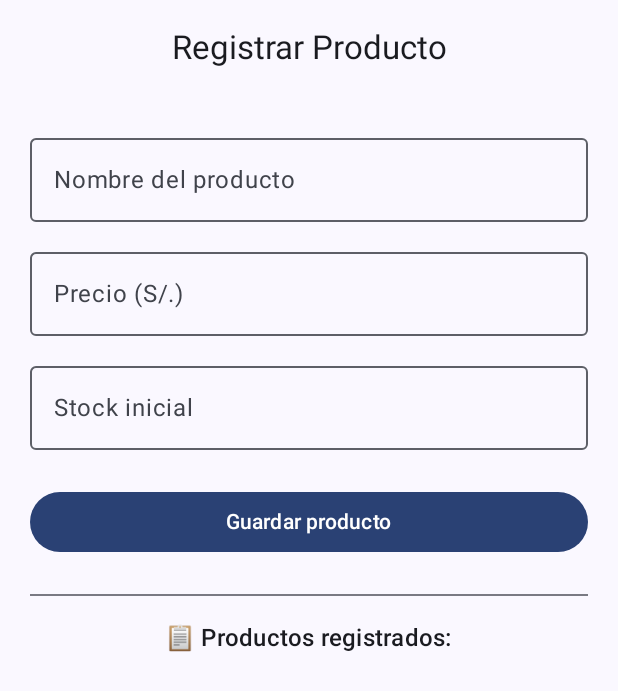
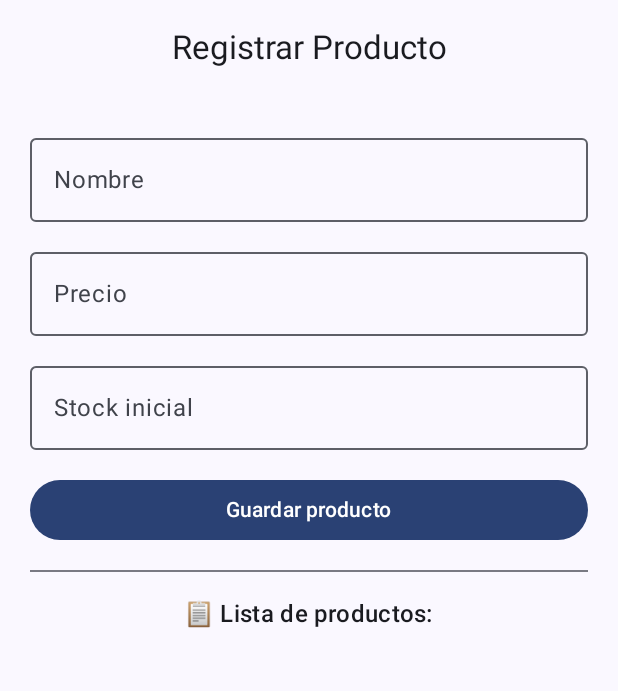
Before and after one commit to fef159/BodeApp-Control-de-Ventas, an Android app built with Jetpack Compose: the ProductoScreen screen opened through its navigation route, on a phone screen of 412 x 824 dp. Shown: the top 691 px of the screen. Run offline under Robolectric (Android 15) with nearby library versions, the phone set to English and light mode, and no system bars; our stand-ins replace Room's generated code.

Commit message:
Productos con bd

```diff
--- a/BodeAPP/app/src/main/java/com/bodeapp/data/dao/ProductosDao.kt
+++ b/BodeAPP/app/src/main/java/com/bodeapp/data/dao/ProductosDao.kt
@@ -1,18 +1,21 @@
 package com.bodeapp.data.dao
 
-import androidx.room.Dao
-import androidx.room.Insert
-import androidx.room.Query
-import androidx.room.Update
+import androidx.room.*
 import com.bodeapp.data.model.Producto
 import kotlinx.coroutines.flow.Flow
 
 @Dao
 interface ProductosDao {
-    @Insert
-    suspend fun insert(producto: Producto)
-    @Update
-    suspend fun update(producto: Producto)
+    @Insert suspend fun insert(producto: Producto)
+    @Update suspend fun update(producto: Producto)
+    @Delete suspend fun delete(producto: Producto)
+
     @Query("SELECT * FROM productos")
     fun getAll(): Flow<List<Producto>>
+
+    @Query("UPDATE productos SET stock = stock + :cantidad WHERE id = :id")
+    suspend fun aumentarStock(id: Int, cantidad: Int)
+
+    @Query("UPDATE productos SET stock = stock - :cantidad WHERE id = :id AND stock >= :cantidad")
+    suspend fun disminuirStock(id: Int, cantidad: Int)
 }
--- a/BodeAPP/app/src/main/java/com/bodeapp/presentation/screens/ProductoScreen.kt
+++ b/BodeAPP/app/src/main/java/com/bodeapp/presentation/screens/ProductoScreen.kt
@@ -18,73 +18,41 @@ import com.bodeapp.viewmodel.InstructorViewModelFactory
 @OptIn(ExperimentalMaterial3Api::class)
 @Composable
 fun ProductoScreen(navController: NavController) {
-
-    // ✅ Inicializamos el ViewModel con Factory para que tenga acceso a la BD
     val context = LocalContext.current
     val factory = remember { InstructorViewModelFactory(context) }
     val viewModel: InstructorViewModel = viewModel(factory = factory)
 
-    // Estados locales del formulario
     var nombre by remember { mutableStateOf("") }
     var precio by remember { mutableStateOf("") }
     var stock by remember { mutableStateOf("") }
-
-    // Observamos los productos desde Room
     val productos by viewModel.productos.collectAsState()
 
-    Scaffold(
-        topBar = {
-            CenterAlignedTopAppBar(
-                title = { Text("Registrar Producto") }
-            )
-        }
-    ) { padding ->
+    Scaffold(topBar = {
+        CenterAlignedTopAppBar(title = { Text("Registrar Producto") })
+    }) { padding ->
         Column(
             modifier = Modifier
                 .fillMaxSize()
                 .padding(padding)
                 .padding(20.dp),
-            verticalArrangement = Arrangement.Top,
             horizontalAlignment = Alignment.CenterHorizontally
         ) {
-            // 🧾 Campos del formulario
-            OutlinedTextField(
-                value = nombre,
-                onValueChange = { nombre = it },
-                label = { Text("Nombre del producto") },
-                modifier = Modifier.fillMaxWidth()
-            )
+            OutlinedTextField(value = nombre, onValueChange = { nombre = it }, label = { Text("Nombre") }, modifier = Modifier.fillMaxWidth())
             Spacer(modifier = Modifier.height(12.dp))
-
-            OutlinedTextField(
-                value = precio,
-                onValueChange = { precio = it },
-                label = { Text("Precio (S/.)") },
-                modifier = Modifier.fillMaxWidth(),
-                singleLine = true
-            )
+            OutlinedTextField(value = precio, onValueChange = { precio = it }, label = { Text("Precio") }, modifier = Modifier.fillMaxWidth())
             Spacer(modifier = Modifier.height(12.dp))
-
-            OutlinedTextField(
-                value = stock,
-                onValueChange = { stock = it },
-                label = { Text("Stock inicial") },
-                modifier = Modifier.fillMaxWidth(),
-                singleLine = true
-            )
-            Spacer(modifier = Modifier.height(24.dp))
+            OutlinedTextField(value = stock, onValueChange = { stock = it }, label = { Text("Stock inicial") }, modifier = Modifier.fillMaxWidth())
+            Spacer(modifier = Modifier.height(16.dp))
 
             Button(
                 onClick = {
-                    if (nombre.isNotBlank() && precio.isNotBlank() && stock.isNotBlank()) {
+                    if (nombre.isNotBlank()) {
                         viewModel.addProducto(
-                            nombre = nombre,
-                            precio = precio.toDoubleOrNull() ?: 0.0,
-                            stock = stock.toIntOrNull() ?: 0
+                            nombre,
+                            precio.toDoubleOrNull() ?: 0.0,
+                            stock.toIntOrNull() ?: 0
                         )
-                        nombre = ""
-                        precio = ""
-                        stock = ""
+                        nombre = ""; precio = ""; stock = ""
                     }
                 },
                 modifier = Modifier.fillMaxWidth()
@@ -92,41 +60,16 @@ fun ProductoScreen(navController: NavController) {
                 Text("Guardar producto")
             }
 
-            Spacer(modifier = Modifier.height(24.dp))
+            Divider(modifier = Modifier.padding(vertical = 16.dp))
 
-            Divider(thickness = 1.dp)
-            Text(
-                "📋 Productos registrados:",
-                style = MaterialTheme.typography.titleMedium,
-                modifier = Modifier.padding(top = 16.dp, bottom = 8.dp)
-            )
-
-            // 🧱 Lista de productos guardados (desde Room)
-            LazyColumn(
-                modifier = Modifier
-                    .fillMaxWidth()
-                    .weight(1f)
-            ) {
-                items(productos) { p: Producto ->
-                    Card(
-                        modifier = Modifier
-                            .fillMaxWidth()
-                            .padding(vertical = 4.dp),
-                        elevation = CardDefaults.cardElevation(defaultElevation = 2.dp)
-                    ) {
-                        Row(
-                            modifier = Modifier
-                                .fillMaxWidth()
-                                .padding(12.dp),
-                            horizontalArrangement = Arrangement.SpaceBetween
-                        ) {
-                            Column {
-                                Text(p.nombre, style = MaterialTheme.typography.titleMedium)
-                                Text("Precio: S/. ${p.precio}")
-                            }
-                            Text("Stock: ${p.stock}")
-                        }
-                    }
+            Text("📋 Lista de productos:", style = MaterialTheme.typography.titleMedium)
+            LazyColumn(modifier = Modifier.fillMaxWidth()) {
+                items(productos) { p ->
+                    ListItem(
+                        headlineContent = { Text(p.nombre) },
+                        supportingContent = { Text("Precio: S/.${p.precio} | Stock: ${p.stock}") }
+                    )
+                    Divider()
                 }
             }
         }
```
Also changed, not shown: BodeAPP/app/src/main/java/com/bodeapp/presentation/screens/VentaScreen.kt (+73 -8 lines), BodeAPP/app/src/main/java/com/bodeapp/repository/ProductoRepository.kt (+6 -1 lines), BodeAPP/app/src/main/java/com/bodeapp/viewmodel/InstructorViewModel.kt (+13 -3 lines).
